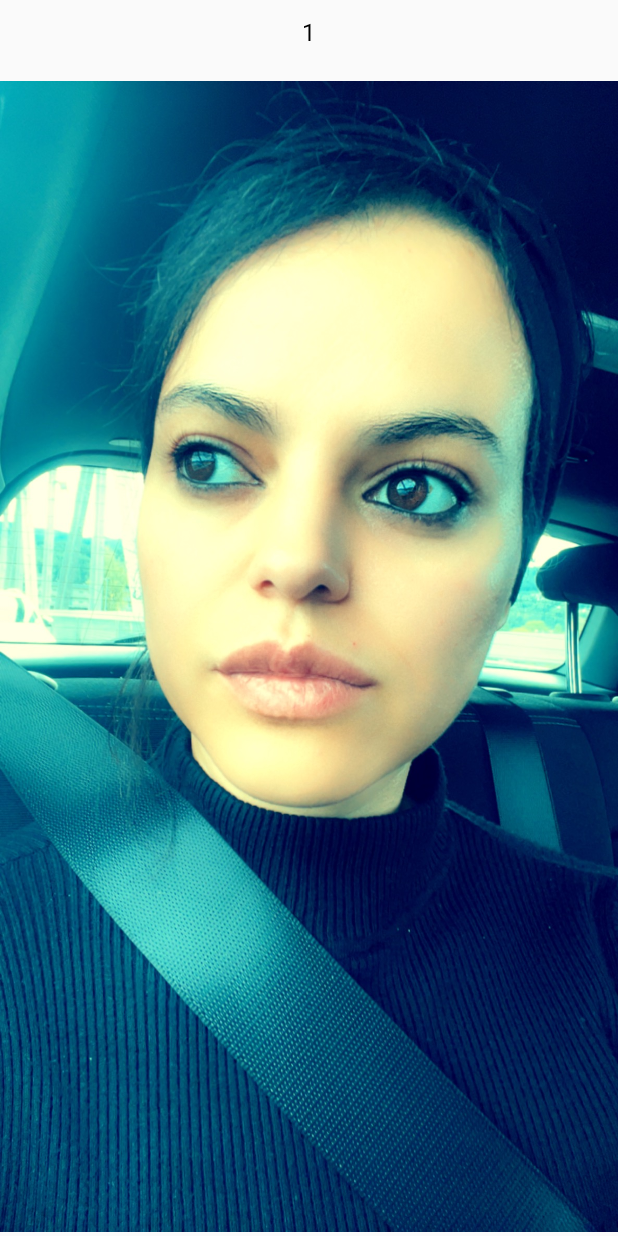
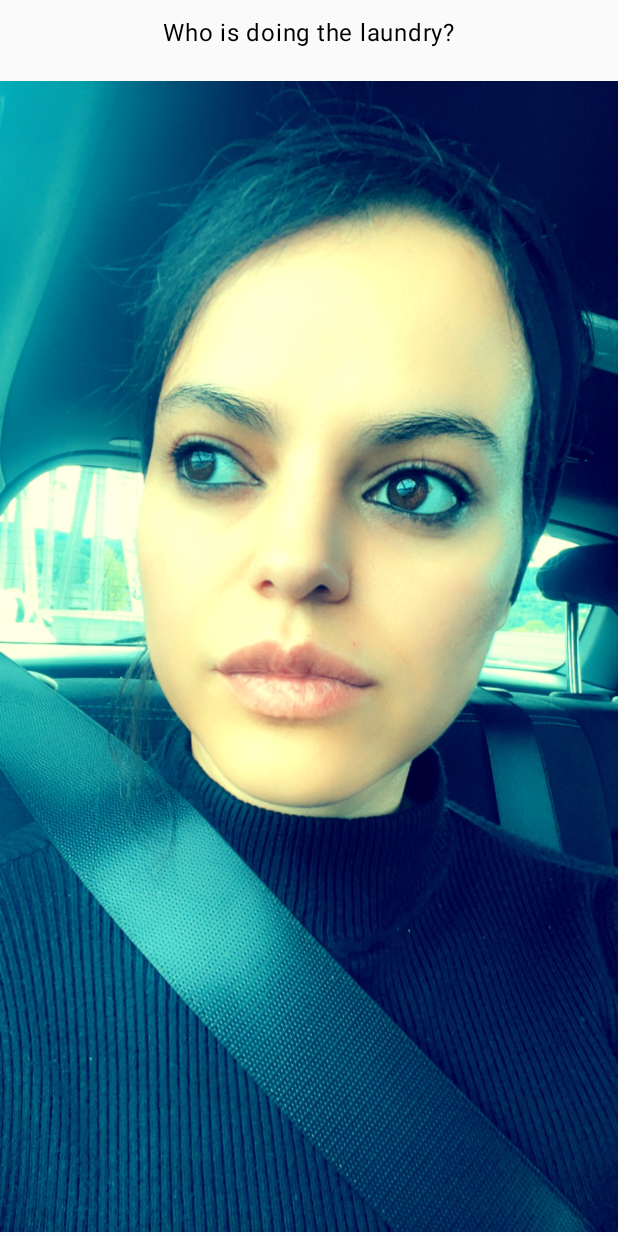
Before and after one commit to DjohnRussell/MobilProgramering, an Android app built with Jetpack Compose: the screen it shows after launch (MainActivity), after a tap on "Roll", on a phone screen of 412 x 824 dp. Run offline under Robolectric (Android 15) with nearby library versions, the phone set to English and light mode, and no system bars.

Commit message:
fixed the text random
Nesten fikset random teksten

```diff
--- a/Howisgoingto/app/src/main/java/no/hiof/danirljr/howisgoingto/MainActivity.kt
+++ b/Howisgoingto/app/src/main/java/no/hiof/danirljr/howisgoingto/MainActivity.kt
@@ -51,17 +51,15 @@ class MainActivity : ComponentActivity() {
     fun ButtonAndImage(modifier: Modifier = Modifier) {
 
         // Text for the rendom task mannager
-        var dinner = stringResource(R.string.how_is_going_to_cook_dinner)
-        var laundry = stringResource(R.string.how_is_doing_the_laundy)
-        var dishes = stringResource(R.string.how_is_doing_the_dishes)
 
-        //TODO må fikse denne slik at den git stringen og ikke resultetet!
+
+
         var resultOfText by remember { mutableStateOf(1) }
         val textResource = when (resultOfText) {
-            1 -> R.string.how_is_doing_the_dishes
-            2 -> R.string.how_is_doing_the_laundy
+            1 -> stringResource(id = R.string.dinner)
+            2 -> stringResource(id = R.string.dishes)
 
-            else -> R.string.how_is_going_to_cook_dinner
+            else -> stringResource(id = R.string.laundy)
         }
 
         var result by remember { mutableStateOf(1) }
@@ -77,15 +75,16 @@ class MainActivity : ComponentActivity() {
             horizontalAlignment = Alignment.CenterHorizontally
         ) {
             Spacer(modifier = Modifier.height(10.dp))
-            Text(text = resultOfText.toString())
+            Text(text = textResource.toString())
             Spacer(modifier = Modifier.height(20.dp))
             Image(
                 painter = painterResource(imageResource),
                 contentDescription = result.toString()
             )
             Spacer(modifier = Modifier.height(16.dp))
-            Button(onClick = { result = (1..2).random() }) {
+            Button(onClick = { resultOfText = (1 .. 3).random()}) {
                 Text(text = stringResource(id = R.string.roll))
+                result = (1..2).random()
             }
         }
     }
--- a/Howisgoingto/app/src/main/res/values/strings.xml
+++ b/Howisgoingto/app/src/main/res/values/strings.xml
@@ -1,7 +1,7 @@
 <resources>
     <string name="app_name">How is going to</string>
     <string name="roll">Roll</string>
-    <string name="how_is_going_to_cook_dinner">Dinner</string>
-    <string name="how_is_doing_the_laundy">Laundy</string>
-    <string name="how_is_doing_the_dishes">Dishes</string>
+    <string name="dinner">Who is going to cook dinner?</string>
+    <string name="laundy">Who is doing the laundry?</string>
+    <string name="dishes">Who is doing the dishes?</string>
 </resources>
```
